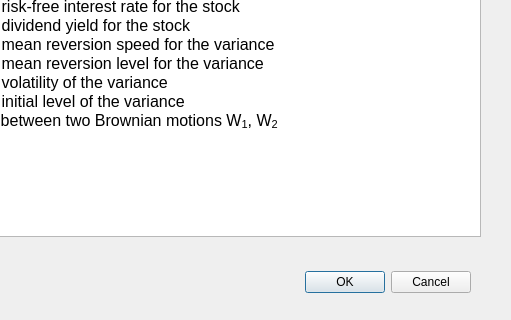
This is help_dialog2.ui in ruben-tsui/OPS.Mod4 as Qt 5 draws it before an edit; both pictures show x 220 to 731 and y 214 to 534 of the 731 by 534 pixel window. The edited form follows.
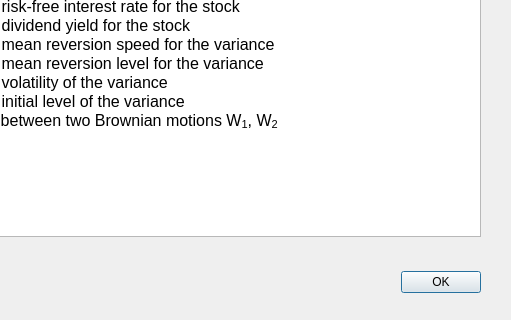
This is the edited form.

What changed in the file:
```diff
--- a/help_dialog2.ui
+++ b/help_dialog2.ui
@@ -16,9 +16,9 @@
   <widget class="QDialogButtonBox" name="buttonBox">
    <property name="geometry">
     <rect>
-     <x>350</x>
+     <x>520</x>
      <y>480</y>
-     <width>341</width>
+     <width>181</width>
      <height>32</height>
     </rect>
    </property>
@@ -26,7 +26,7 @@
     <enum>Qt::Horizontal</enum>
    </property>
    <property name="standardButtons">
-    <set>QDialogButtonBox::Cancel|QDialogButtonBox::Ok</set>
+    <set>QDialogButtonBox::Ok</set>
    </property>
   </widget>
   <widget class="QLabel" name="label">
```
